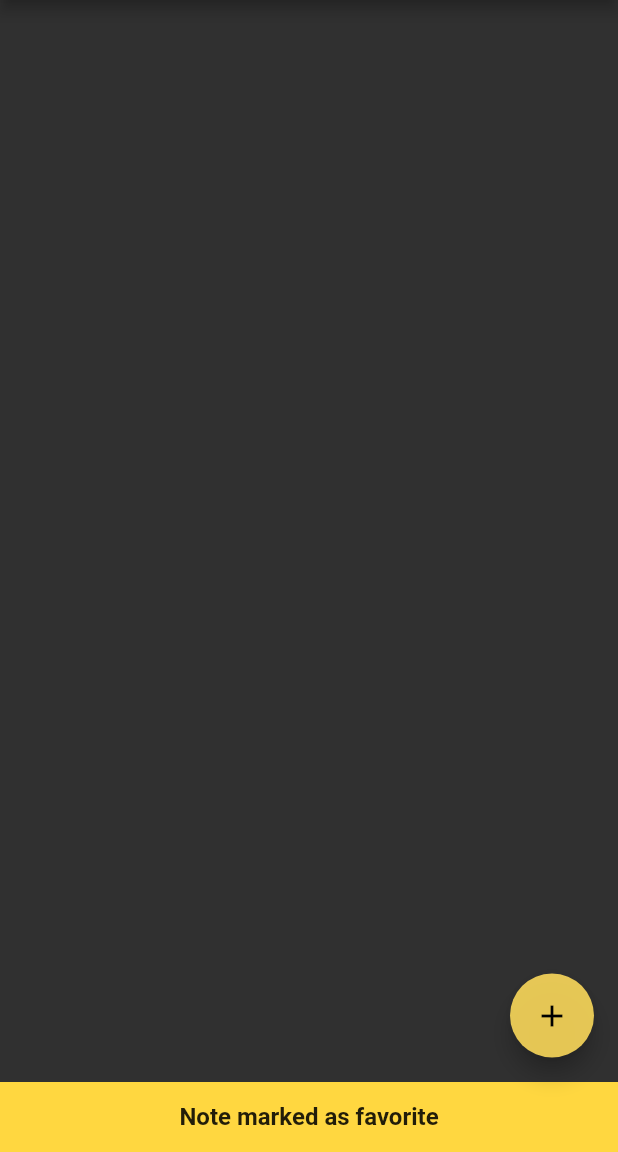
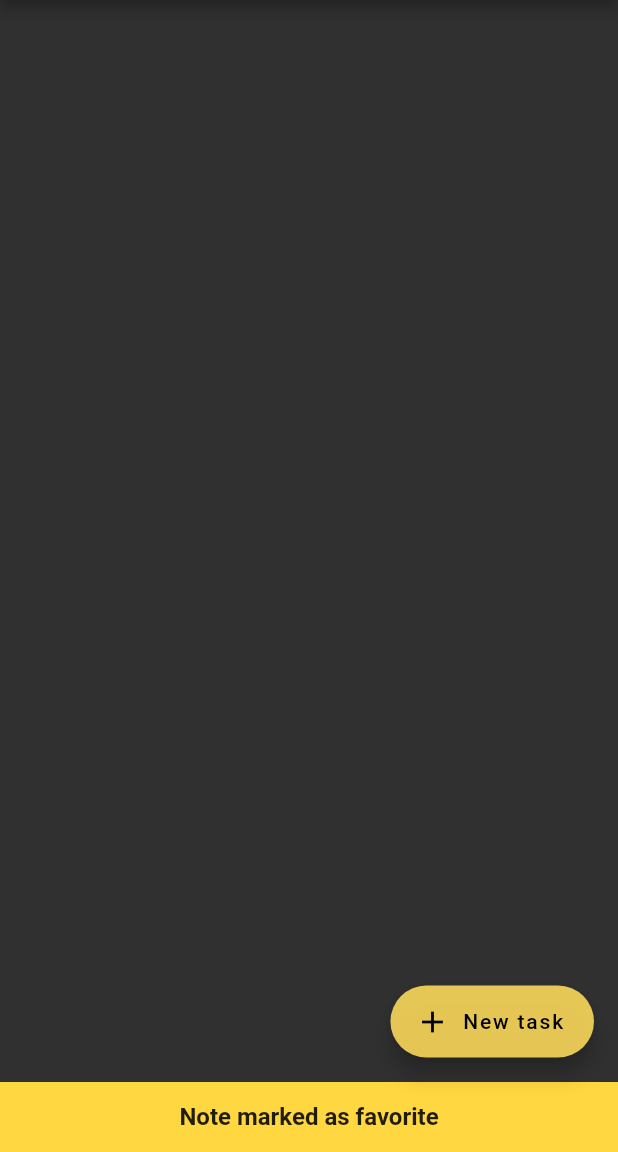
Before and after one commit to nicolas-ferrada/mycustomnotes_website, a Flutter app: the NoteTasksCreatePage screen opened by its route, after a tap on the "star" icon, on a phone screen of 412 x 824 dp, the part 84-1236 px from its top. Run offline on Flutter 3.47's test engine with Material 2 defaults, Android fonts, the phone set to English and light mode, and no system bars; our stand-ins replace cloud_firestore, connectivity_plus, firebase_auth, firebase_core, share_plus; accounts and stored records are empty.

Commit message:
button visual changes

```diff
--- a/lib/presentation/pages/note_create/note_tasks_create_page/note_tasks_create_page.dart
+++ b/lib/presentation/pages/note_create/note_tasks_create_page/note_tasks_create_page.dart
@@ -239,7 +239,7 @@ class _NoteTasksCreatePageState extends State<NoteTasksCreatePage> {
       children: [
         Visibility(
           visible: _isCreateButtonVisible,
-          child: FloatingActionButton(
+          child: FloatingActionButton.extended(
             heroTag: null,
             tooltip: 'Create the note',
             onPressed: () async {
@@ -285,13 +285,14 @@ class _NoteTasksCreatePageState extends State<NoteTasksCreatePage> {
               }
             },
             backgroundColor: const Color.fromRGBO(250, 216, 90, 0.9),
-            child: const Icon(Icons.save),
+            icon: const Icon(Icons.save),
+            label: const Text('Save'),
           ),
         ),
         const SizedBox(
           height: 8,
         ),
-        FloatingActionButton(
+        FloatingActionButton.extended(
           heroTag: null,
           tooltip: 'Add a new task',
           onPressed: () async {
@@ -374,7 +375,8 @@ class _NoteTasksCreatePageState extends State<NoteTasksCreatePage> {
             );
           },
           backgroundColor: const Color.fromRGBO(250, 216, 90, 0.9),
-          child: const Icon(Icons.add),
+          icon: const Icon(Icons.add),
+          label: const Text('New task'),
         ),
       ],
     );
--- a/lib/presentation/pages/note_create/note_text_create_page/note_text_create_page.dart
+++ b/lib/presentation/pages/note_create/note_text_create_page/note_text_create_page.dart
@@ -176,8 +176,7 @@ class _NoteTextCreatePageState extends State<NoteTextCreatePage> {
         },
         backgroundColor: Colors.amberAccent,
         label: const Text(
-          'Create\nnote',
-          style: TextStyle(fontSize: 12),
+          'Save',
         ),
         icon: const Icon(Icons.save),
       ),
```
